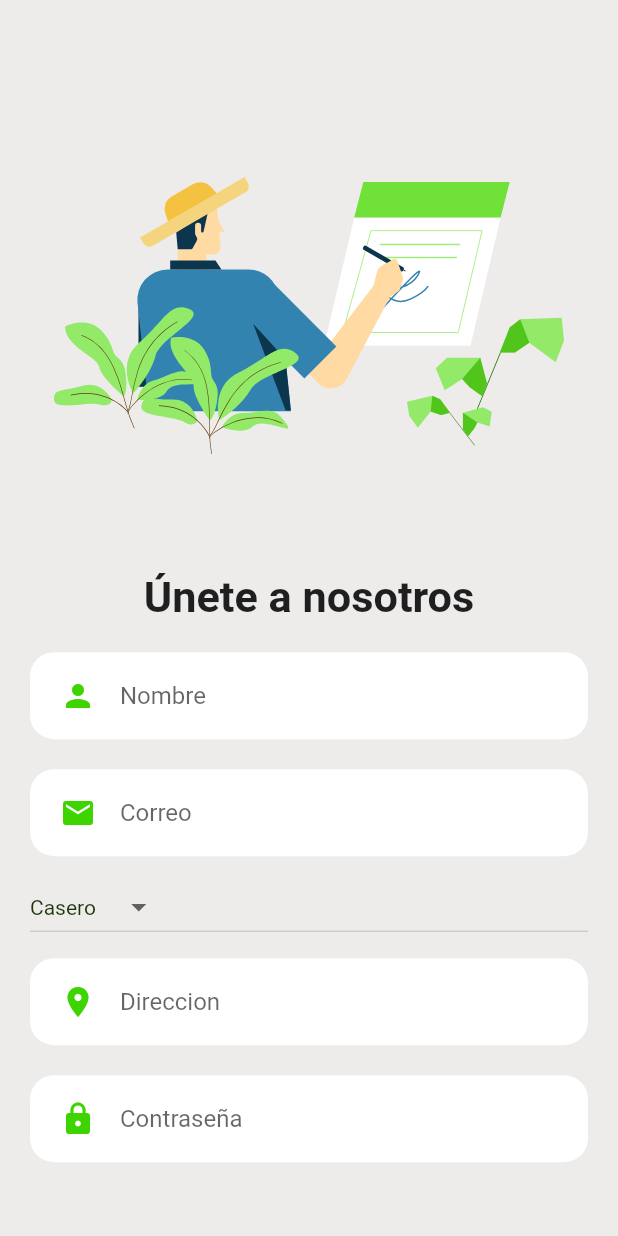
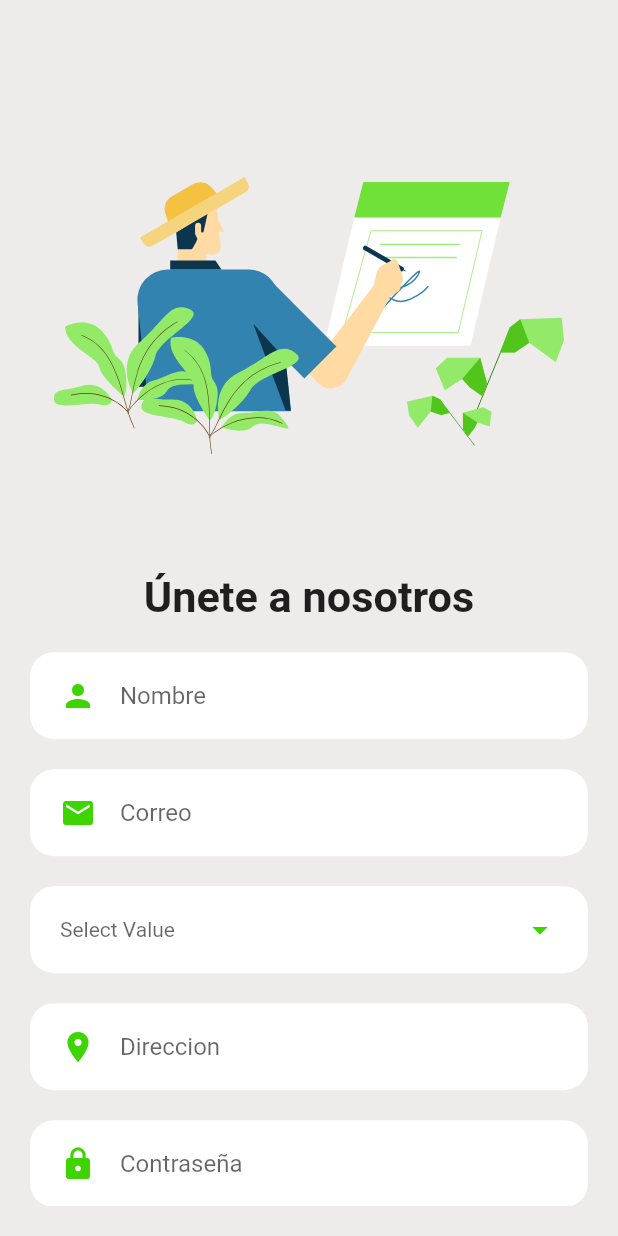
Before and after one commit to asloth/botanicare, a Flutter app: the SignUp screen opened by its route, on a phone screen of 412 x 824 dp. Run offline on Flutter 3.47's test engine with Material 2 defaults, Android fonts, the phone set to English and light mode, and no system bars; our stand-ins replace cloud_firestore, curved_navigation_bar, firebase_auth, firebase_core, flutter_svg; accounts and stored records are empty.

Commit message:
combo tipo de huerto listo

```diff
--- a/lib/src/app.dart
+++ b/lib/src/app.dart
@@ -1,5 +1,4 @@
 import 'package:botanicare/src/service/AuthService.dart';
-import 'package:botanicare/src/ui/Constants.dart';
 import 'package:botanicare/src/ui/LogIn.dart';
 import 'package:botanicare/src/ui/MenuBar.dart';
 import 'package:botanicare/src/ui/SignupScreen.dart';
--- a/lib/src/ui/SignupScreen.dart
+++ b/lib/src/ui/SignupScreen.dart
@@ -1,12 +1,8 @@
-import 'package:botanicare/src/service/AuthService.dart';
 import 'package:botanicare/src/ui/Constants.dart';
-import 'package:botanicare/src/ui/comon/HeaderShape.dart';
 import 'package:botanicare/src/ui/login_signup/Header.dart';
-import 'package:botanicare/src/ui/login_signup/InputField.dart';
 import 'package:botanicare/src/ui/login_signup/SignUpForm.dart';
 import 'package:botanicare/src/ui/login_signup/WelcomeText.dart';
 import 'package:flutter/material.dart';
-import 'package:provider/provider.dart';
 
 class SignUp extends StatelessWidget {
   SignUp({Key key}) : super(key: key);
--- a/lib/src/ui/login_signup/SignUpForm.dart
+++ b/lib/src/ui/login_signup/SignUpForm.dart
@@ -1,3 +1,5 @@
+import 'dart:ui';
+
 import 'package:botanicare/src/service/AuthService.dart';
 import 'package:botanicare/src/ui/Constants.dart';
 import 'package:botanicare/src/ui/login_signup/InputField.dart';
@@ -15,11 +17,11 @@ class _SignUpFormState extends State<SignUpForm> {
   final _formKey = GlobalKey<FormState>();
   final TextEditingController newEmailController = TextEditingController();
   final TextEditingController newPasswordController = TextEditingController();
+  String dropdownValue;
 
   @override
   Widget build(BuildContext context) {
     Size size = MediaQuery.of(context).size;
-    String dropdownValue = 'Casero';
 
     return Form(
       key: _formKey,
@@ -34,14 +36,35 @@ class _SignUpFormState extends State<SignUpForm> {
             hintText: 'Correo',
             icon: Icons.mail,
           ),
-          DropdownButton<String>(
+          Container(
+            margin: EdgeInsets.symmetric(vertical: 10),
+            padding: EdgeInsets.symmetric(horizontal: 20, vertical: 5),
+            width: size.width * 0.8,
+            decoration: BoxDecoration(
+              color: kBackgroundColor2,
+              borderRadius: BorderRadius.circular(16),
+            ),
+            child: DropdownButtonHideUnderline(
+              child: DropdownButton<String>(
+                icon: Icon(
+                  Icons.arrow_drop_down,
+                  color: kPrimaryColor,
+                ),
                 value: dropdownValue,
-            style: TextStyle(color: kTextColor),
+                isExpanded: true,
+                hint: dropdownValue != null
+                    ? null
+                    : Text(
+                        'Select Value',
+                      ),
+                style: TextStyle(
+                  color: kTextColor,
+                ),
                 items: <String>[
                   'Casero',
                   'Biohuerto',
-            ].map<DropdownMenuItem<String>>((String value) {
-              return DropdownMenuItem<String>(
+                ].map((String value) {
+                  return new DropdownMenuItem<String>(
                     value: value,
                     child: Text(value),
                   );
@@ -51,6 +74,8 @@ class _SignUpFormState extends State<SignUpForm> {
                     dropdownValue = newValue;
                   });
                 },
+              ),
+            ),
           ),
           InputField(
             hintText: 'Direccion',
```
Lines whose indentation alone changed are shown as unchanged.
